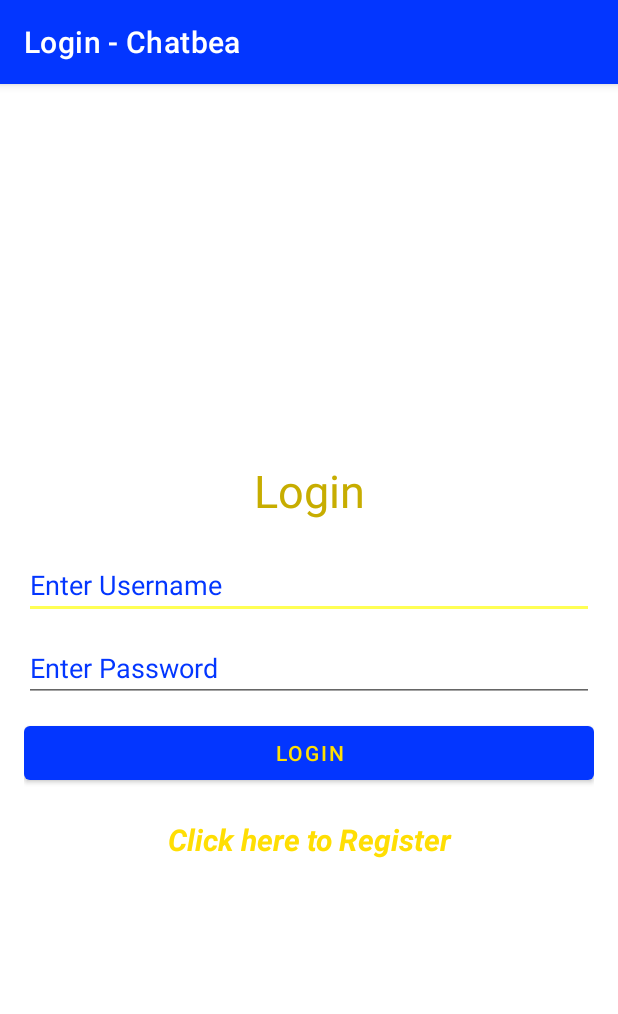
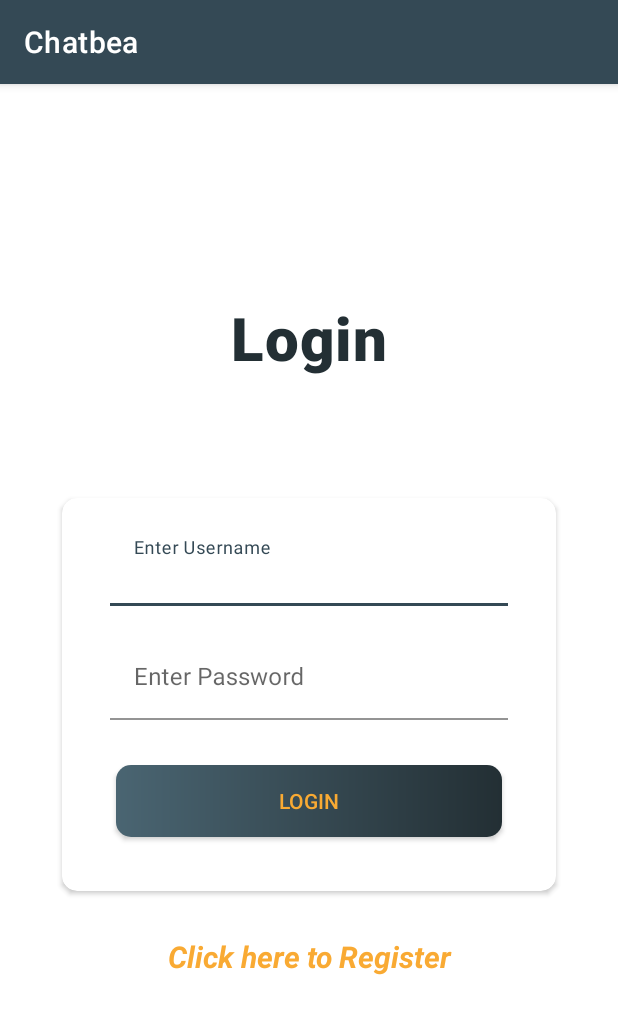
Before and after one commit to soumyajaincarmel/Firebase-Chat-Application_Chatbea, an Android app: the screen it shows after launch (Login), on a phone screen of 412 x 824 dp. Shown: the top 1014 px of the screen. Run offline under Robolectric (Android 15) with nearby library versions, the phone set to English and light mode, and no system bars; our stand-ins replace Volley.

Commit message:
UI Updated, Theme of the App also Updated.

```diff
--- a/app/src/main/AndroidManifest.xml
+++ b/app/src/main/AndroidManifest.xml
@@ -18,7 +18,7 @@
         <activity
             android:name=".Register"
             android:exported="true"
-            android:label="Register - Chatbea"/>
+            android:label="@string/app_name"/>
         <activity
             android:name=".Chat"
             android:exported="true"
@@ -26,7 +26,7 @@
         <activity
             android:name=".Login"
             android:exported="true"
-            android:label="Login - Chatbea">
+            android:label="@string/app_name">
             <intent-filter>
                 <action android:name="android.intent.action.MAIN" />
 
--- /dev/null
+++ b/app/src/main/res/drawable/button_gradient_background.xml
@@ -0,0 +1,15 @@
+<?xml version="1.0" encoding="utf-8"?>
+<shape xmlns:android="http://schemas.android.com/apk/res/android"
+    android:shape="rectangle">
+
+    <gradient
+        android:angle="360"
+        android:endColor="@color/primaryDarkColor"
+        android:startColor="@color/primaryLightColor"
+        android:type="linear">
+
+    </gradient>
+
+    <corners android:radius="10dp" />
+
+</shape>
--- a/app/src/main/res/drawable/ic_send_24dp.xml
+++ b/app/src/main/res/drawable/ic_send_24dp.xml
@@ -1,5 +1,5 @@
 <vector android:autoMirrored="true" android:height="24dp"
-    android:tint="#2E8B57" android:viewportHeight="24"
+    android:tint="#006d5b" android:viewportHeight="24"
     android:viewportWidth="24" android:width="24dp" xmlns:android="http://schemas.android.com/apk/res/android">
     <path android:fillColor="@android:color/white" android:pathData="M2.01,21L23,12 2.01,3 2,10l15,2 -15,2z"/>
 </vector>
--- a/app/src/main/res/layout/activity_chat.xml
+++ b/app/src/main/res/layout/activity_chat.xml
@@ -14,7 +14,7 @@
         android:id="@+id/scroll_view_chat"
         android:layout_width="match_parent"
         android:layout_height="0dp"
-        android:layout_weight="9">
+        android:layout_weight="20">
 
         <LinearLayout
             android:id="@+id/ll_chat"
@@ -27,8 +27,7 @@
     <include
         layout="@layout/message_area"
         android:layout_width="match_parent"
-        android:layout_height="0dp"
-        android:layout_weight="1"
+        android:layout_height="wrap_content"
         android:layout_marginTop="5dp"
         android:gravity="bottom" />
 </LinearLayout>
--- a/app/src/main/res/layout/activity_login.xml
+++ b/app/src/main/res/layout/activity_login.xml
@@ -1,5 +1,6 @@
 <?xml version="1.0" encoding="utf-8"?>
 <LinearLayout xmlns:android="http://schemas.android.com/apk/res/android"
+    xmlns:app="http://schemas.android.com/apk/res-auto"
     xmlns:tools="http://schemas.android.com/tools"
     android:layout_width="match_parent"
     android:layout_height="match_parent"
@@ -15,42 +16,83 @@
         android:layout_width="match_parent"
         android:layout_height="wrap_content"
         android:layout_marginBottom="20dp"
-        android:textColor="@color/secondaryDarkColor"
         android:gravity="center"
         android:text="@string/login"
-        android:textSize="30sp" />
+        android:textStyle="bold"
+        android:textAppearance="?attr/textAppearanceHeadline6"
+        android:textColor="@color/primaryDarkColor"
+        android:textSize="40sp" />
+
+    <androidx.cardview.widget.CardView
+        android:layout_width="match_parent"
+        android:layout_height="wrap_content"
+        android:layout_marginStart="25dp"
+        android:layout_marginTop="60dp"
+        android:layout_marginEnd="25dp"
+        android:elevation="10dp"
+        app:cardCornerRadius="10dp">
+
+        <LinearLayout
+            android:layout_width="match_parent"
+            android:layout_height="wrap_content"
+            android:orientation="vertical"
+            android:padding="16dp">
+
+
+        <com.google.android.material.textfield.TextInputLayout
+            android:layout_width="match_parent"
+            android:layout_height="wrap_content"
+            app:boxBackgroundColor="@android:color/transparent"
+            android:background="@android:color/transparent"
+            android:layout_marginStart="16dp"
+            android:layout_marginEnd="16dp">
 
             <androidx.appcompat.widget.AppCompatEditText
                 android:id="@+id/et_login_username"
                 android:layout_width="match_parent"
                 android:layout_height="wrap_content"
-        android:layout_marginBottom="10dp"
-        android:textColor="@color/primaryColor"
-        android:textColorHint="@color/primaryColor"
                 android:hint="@string/enter_username"
                 android:inputType="text"
-        android:maxLines="1"
-        android:autofillHints="username" />
+                android:textSize="16sp"/>
+
+        </com.google.android.material.textfield.TextInputLayout>
+
+
+        <com.google.android.material.textfield.TextInputLayout
+            android:layout_width="match_parent"
+            android:layout_height="wrap_content"
+            app:boxBackgroundColor="@android:color/transparent"
+            android:background="@android:color/transparent"
+            android:layout_marginStart="16dp"
+            android:layout_marginTop="20dp"
+            android:layout_marginEnd="16dp">
 
             <androidx.appcompat.widget.AppCompatEditText
                 android:id="@+id/et_login_password"
                 android:layout_width="match_parent"
                 android:layout_height="wrap_content"
-        android:layout_marginBottom="10dp"
-        android:textColor="@color/primaryColor"
-        android:textColorHint="@color/primaryColor"
                 android:hint="@string/enter_password"
                 android:inputType="textPassword"
-        android:maxLines="1"
-        android:autofillHints="password" />
+                android:textSize="16sp" />
 
-    <Button
+        </com.google.android.material.textfield.TextInputLayout>
+
+        <androidx.appcompat.widget.AppCompatButton
             android:id="@+id/btn_login"
             android:layout_width="match_parent"
             android:layout_height="wrap_content"
-        android:textColor="@color/secondaryColor"
             android:layout_marginBottom="20dp"
-        android:text="@string/login" />
+            android:background="@drawable/button_gradient_background"
+            android:text="@string/login"
+            android:layout_marginStart="20dp"
+            android:layout_marginEnd="20dp"
+            android:layout_marginTop="30dp"
+            android:padding="8dp"
+            android:textColor="@color/secondaryColor" />
+
+        </LinearLayout>
+
+    </androidx.cardview.widget.CardView>
 
     <TextView
         android:id="@+id/tv_register"
@@ -59,7 +101,8 @@
         android:gravity="center"
         android:text="@string/click_here_to_register"
         android:textColor="@color/secondaryColor"
-        android:textStyle="bold|italic"
-        android:textSize="20sp" />
+        android:textSize="20sp"
+        android:layout_margin="30dp"
+        android:textStyle="bold|italic" />
 
 </LinearLayout>
--- a/app/src/main/res/layout/message_area.xml
+++ b/app/src/main/res/layout/message_area.xml
@@ -14,8 +14,8 @@
         android:hint="@string/write_a_message"
         android:importantForAutofill="no"
         android:maxHeight="80dp"
-        android:textColor="#2e8b57"
-        android:textColorHint="#2e8b57"
+        android:textColor="#006d5b"
+        android:textColorHint="#006d5b"
         tools:ignore="TextFields" />
 
     <ImageView
--- a/app/src/main/res/values/colors.xml
+++ b/app/src/main/res/values/colors.xml
@@ -1,11 +1,11 @@
 <?xml version="1.0" encoding="utf-8"?>
 <resources>
-    <color name="primaryColor">#0336ff</color>
-    <color name="primaryLightColor">#6f63ff</color>
-    <color name="primaryDarkColor">#0008ca</color>
-    <color name="secondaryColor">#ffde03</color>
-    <color name="secondaryLightColor">#ffff54</color>
-    <color name="secondaryDarkColor">#c7ad00</color>
+    <color name="primaryColor">#344955</color>
+    <color name="primaryLightColor">#4a6572</color>
+    <color name="primaryDarkColor">#232f34</color>
+    <color name="secondaryColor">#f9aa33</color>
+    <color name="secondaryLightColor">#ffdc65</color>
+    <color name="secondaryDarkColor">#c17b00</color>
     <color name="primaryTextColor">#ffffff</color>
     <color name="secondaryTextColor">#000000</color>
 </resources>
```
Also changed, not shown: app/src/main/res/drawable/button_gradient_background2.xml (added, +15 -0 lines), app/src/main/res/layout/activity_register.xml (+55 -15 lines). Lines whose indentation alone changed are shown as unchanged.
